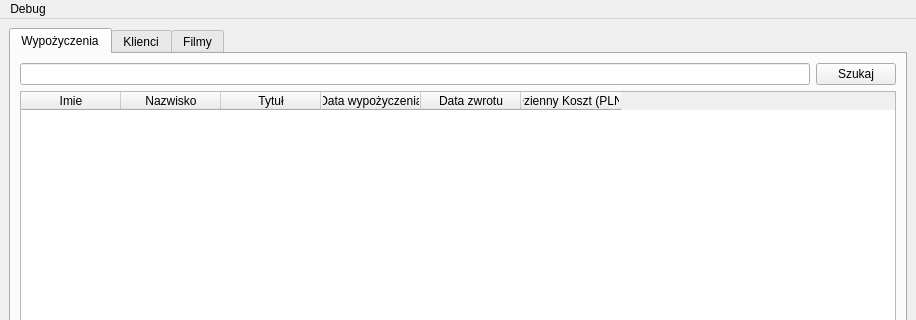
This is mainwindow.ui in maciej-umanski/Wypozyczalnia_Filmow_PC2_QT as Qt 5 draws it before an edit; both pictures show x 0 to 916 and y 0 to 320 of the 916 by 503 pixel window. The edited form follows.
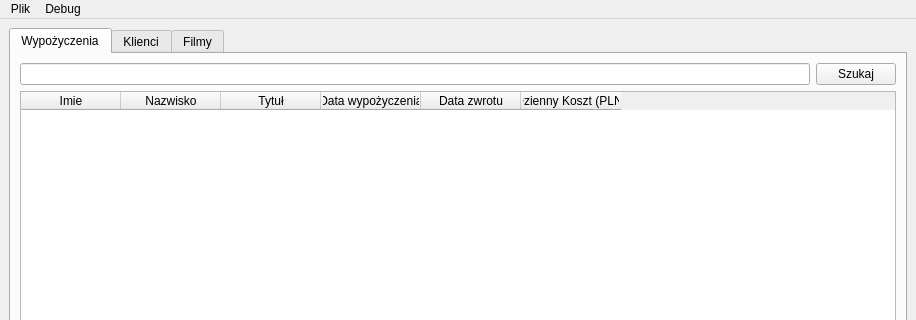
This is the edited form.

The edit to the form file:
```diff
--- a/mainwindow.ui
+++ b/mainwindow.ui
@@ -333,6 +333,14 @@
     </property>
     <addaction name="addDefaultData"/>
    </widget>
+   <widget class="QMenu" name="menuPlik">
+    <property name="title">
+     <string>Plik</string>
+    </property>
+    <addaction name="actionZapisz_do_pliku"/>
+    <addaction name="actionWczytaj_bazy_z_pliku"/>
+   </widget>
+   <addaction name="menuPlik"/>
    <addaction name="debugSettingsMenu"/>
   </widget>
   <widget class="QStatusBar" name="statusbar"/>
```
Left out of the diff: 10 changed lines with no effect on the pictures.
